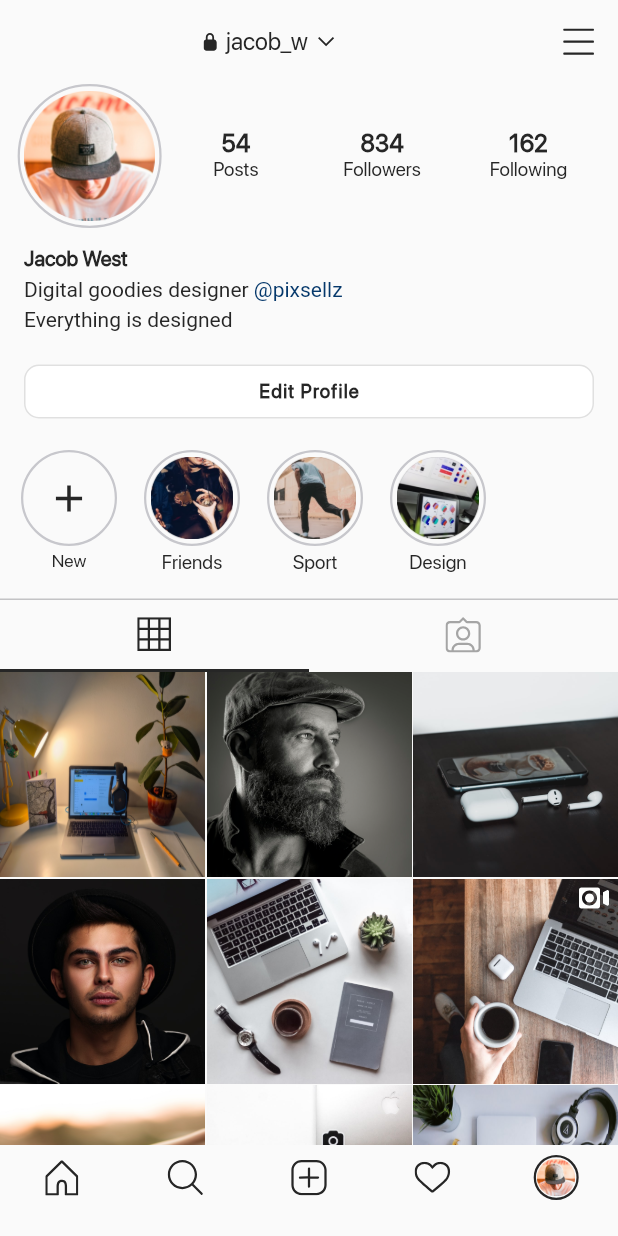
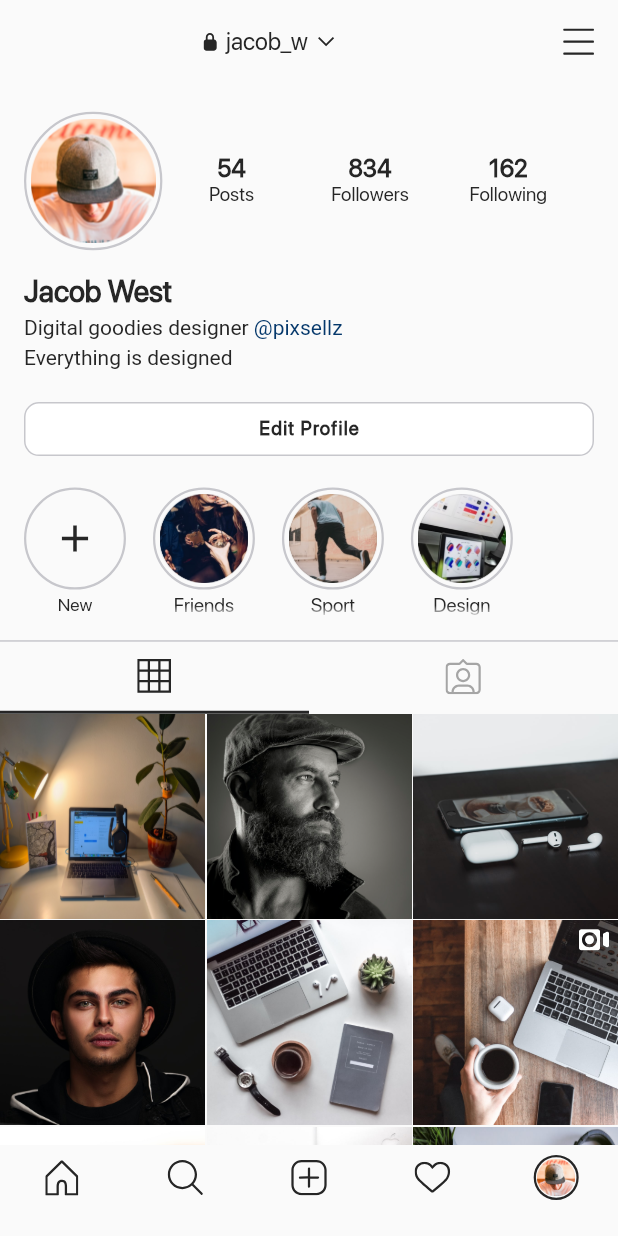
Before and after one commit to Sanjarbek-Olimov/instagram_figma_ui, a Flutter app: the screen it shows after launch, on a phone screen of 412 x 824 dp. Run offline on Flutter 3.47's test engine with Material 2 defaults, Android fonts, the phone set to English and light mode, and no system bars; our stand-ins replace flutter_svg, shared_preferences.

Commit message:
Sliver appBar added

```diff
--- a/lib/pages/profile_page.dart
+++ b/lib/pages/profile_page.dart
@@ -36,7 +36,7 @@ class _ProfilePageState extends State<ProfilePage> {
         backgroundColor: Theme.of(context).backgroundColor,
         appBar: AppBar(
           elevation: 0,
-          backgroundColor: Colors.transparent,
+          backgroundColor: Theme.of(context).backgroundColor,
           title: Row(
             mainAxisAlignment: MainAxisAlignment.center,
             crossAxisAlignment: CrossAxisAlignment.center,
@@ -89,13 +89,20 @@ class _ProfilePageState extends State<ProfilePage> {
           ],
 
         ),
-        body: SingleChildScrollView(
-          child: Column(
+        body: NestedScrollView(
+          headerSliverBuilder: (BuildContext context, bool innerBoxIsScrolled) {
+            return [
+              SliverAppBar(
+                pinned: true,
+                floating: true,
+                backgroundColor:Theme.of(context).backgroundColor,
+                toolbarHeight: MediaQuery.of(context).size.height*0.45,
+                title: Column(
                   crossAxisAlignment: CrossAxisAlignment.stretch,
                   children: [
                     // #profile_image&stats
                     Padding(
-                padding: const EdgeInsets.only(left: 11, right: 11, bottom: 12),
+                      padding: const EdgeInsets.only(right: 11, bottom: 12),
                       child: Row(
                         mainAxisAlignment: MainAxisAlignment.center,
                         crossAxisAlignment: CrossAxisAlignment.center,
@@ -104,8 +111,7 @@ class _ProfilePageState extends State<ProfilePage> {
                             child: Container(
                               padding: const EdgeInsets.all(3),
                               alignment: Alignment.center,
-                        width: 96,
-                        height: 96,
+                              height: MediaQuery.of(context).size.height*0.12,
                               decoration: BoxDecoration(
                                   shape: BoxShape.circle,
                                   border: Border.all(
@@ -162,15 +168,13 @@ class _ProfilePageState extends State<ProfilePage> {
 
                     // #bio
                     Padding(
-                  padding: const EdgeInsets.only(left: 16, bottom: 1),
+                        padding: const EdgeInsets.only(bottom: 1),
                         child: Text(
                           "Jacob West",
                           style: TextStyle(
                               fontWeight: FontWeight.w600, color: Theme.of(context).primaryColor),
                         )),
-              Padding(
-                  padding: const EdgeInsets.only(left: 16),
-                  child: RichText(
+                    RichText(
                       text: TextSpan(
                           text: "Digital goodies designer ",
                           style: TextStyle(
@@ -183,14 +187,17 @@ class _ProfilePageState extends State<ProfilePage> {
                                 style: TextStyle(color: themeNotifier.isDark?const Color(0xffF9F9F9):const Color(0xff05386b))),
                             const TextSpan(text: "\nEverything is designed"),
                           ]),
-                  )),
+                    ),
 
                     // #edit_profile_button
                     Container(
-                margin: const EdgeInsets.symmetric(horizontal: 16, vertical: 15),
+                      margin: const EdgeInsets.symmetric(vertical: 15),
                       child: OutlinedButton(
                           onPressed: () {},
                           style: ButtonStyle(
+                              side: MaterialStateProperty.all(BorderSide(
+                                  color: Theme.of(context).cardColor
+                              )),
                               backgroundColor: themeNotifier.isDark?MaterialStateProperty.all(Colors.black):MaterialStateProperty.all(Colors.white),
                               elevation: MaterialStateProperty.all(0),
                               overlayColor: themeNotifier.isDark?MaterialStateProperty.all(Colors.grey.shade900):MaterialStateProperty.all(Colors.grey.shade100),
@@ -208,15 +215,8 @@ class _ProfilePageState extends State<ProfilePage> {
 
                     // #stories
                     Container(
-                height: 100,
-                padding: const EdgeInsets.only(left: 14, right: 14),
-                decoration: const BoxDecoration(
-                    border: Border(
-                        bottom: BorderSide(
-                          color: Color.fromRGBO(60, 60, 67, 0.29),
-                        )
-                    )
-                ),
+                      height: MediaQuery.of(context).size.height*0.105,
+                      padding: const EdgeInsets.only(right: 14),
                       child: ListView(
                         scrollDirection: Axis.horizontal,
                         children: [
@@ -225,8 +225,8 @@ class _ProfilePageState extends State<ProfilePage> {
                             child: Column(
                               children: [
                                 Container(
-                            width: 64,
-                            height: 64,
+                                  width: MediaQuery.of(context).size.width*0.165,
+                                  height: MediaQuery.of(context).size.width*0.165,
                                   decoration: BoxDecoration(
                                       shape: BoxShape.circle,
                                       border: Border.all(
@@ -255,7 +255,20 @@ class _ProfilePageState extends State<ProfilePage> {
                         ],
                       ),
                     ),
-              DefaultTabController(
+                  ],
+                ),
+                bottom: PreferredSize(
+                  preferredSize: const Size.fromHeight(49),
+                  child:
+                  Container(
+                    decoration: BoxDecoration(
+                      border: Border(
+                        top: BorderSide(
+                          color: Theme.of(context).cardColor
+                        )
+                      )
+                    ),
+                    child: DefaultTabController(
                       length: 2,
                       child: TabBar(
                           indicatorColor: Theme.of(context).primaryColor,
@@ -268,7 +281,15 @@ class _ProfilePageState extends State<ProfilePage> {
                             )
                           ]),
                     ),
-
+                  ),
+                ),
+              )
+            ];
+          },
+          body: SingleChildScrollView(
+            child: Column(
+              crossAxisAlignment: CrossAxisAlignment.stretch,
+              children: [
                 // #posts
                 SizedBox(
                     child: GridView.builder(
@@ -281,14 +302,15 @@ class _ProfilePageState extends State<ProfilePage> {
                           mainAxisSpacing: 1,
                           crossAxisSpacing: 1,
                         ),
-                      itemCount: posts.length,
+                        itemCount: posts.length*2,
                         itemBuilder: (context, index) {
-                        return _posts(posts[index]["image"], posts[index]["isVideo"]);
+                          return _posts(posts[index%posts.length]["image"], posts[index%posts.length]["isVideo"]);
                         })),
 
               ],
             ),
           ),
+        )
       );
     },);
   }
@@ -301,8 +323,8 @@ class _ProfilePageState extends State<ProfilePage> {
           children: [
             Container(
               padding: const EdgeInsets.all(3),
-              height: 64,
-              width: 64,
+              height: MediaQuery.of(context).size.width*0.165,
+              width: MediaQuery.of(context).size.width*0.165,
               decoration: BoxDecoration(
                 shape: BoxShape.circle,
                 border: Border.all(
```
Lines whose indentation alone changed are shown as unchanged.
